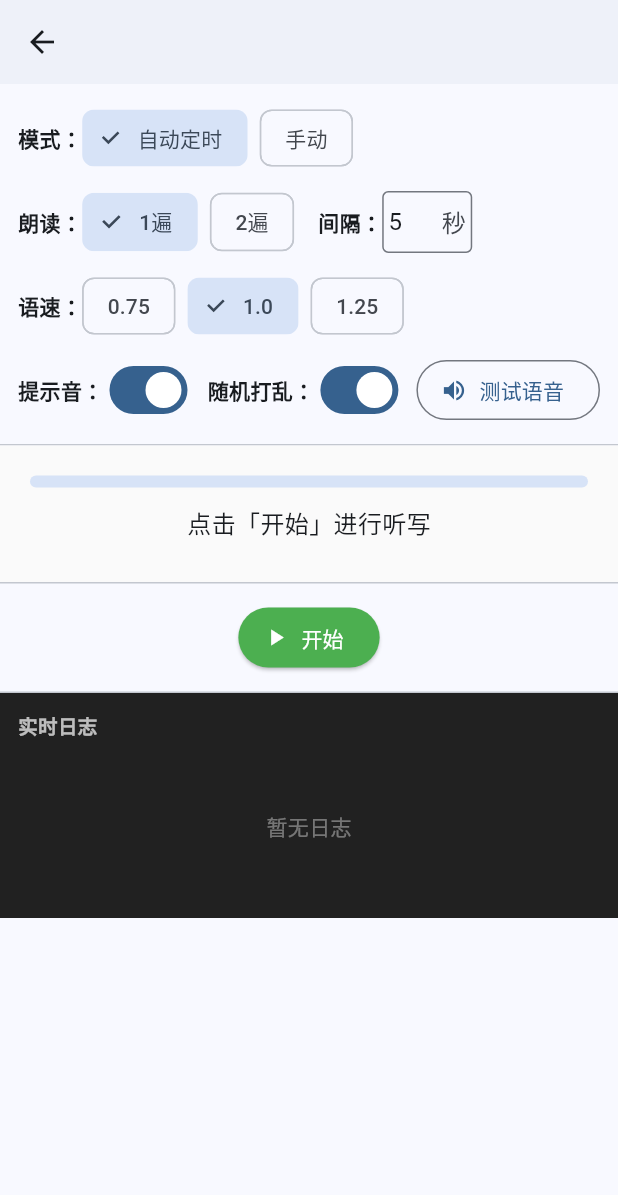
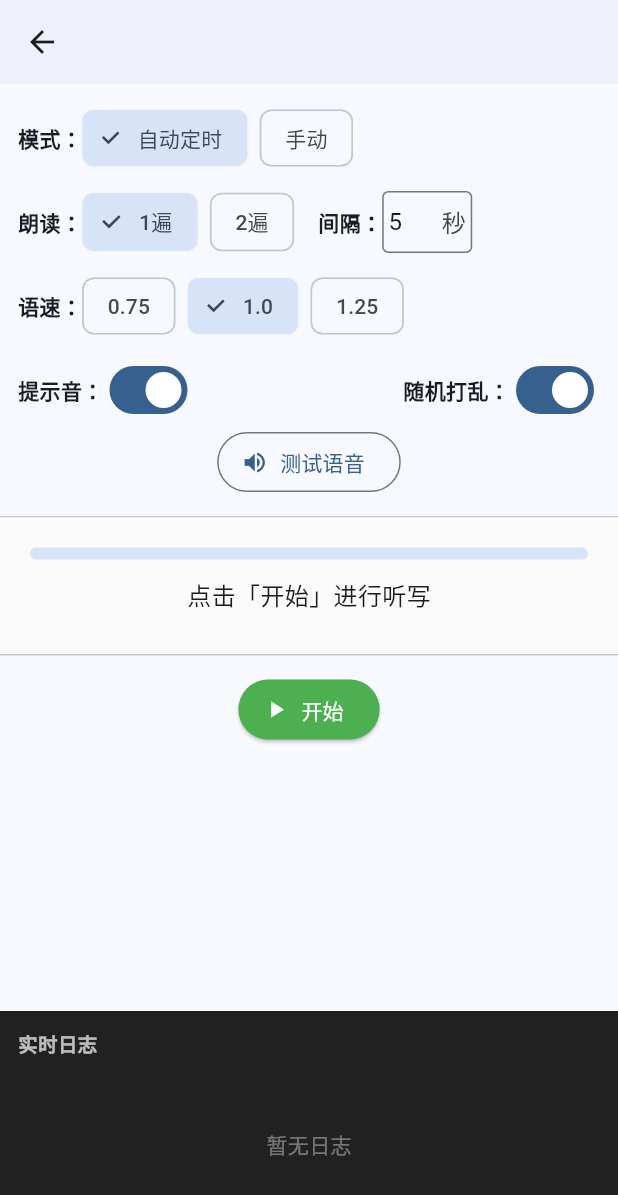
Before and after one commit to GRBYWANWAN/simp_dictation, a Flutter app: the DictationScreen screen opened directly with empty values, on a phone screen of 412 x 824 dp. Shown: the top 1195 px of the screen. Run offline on Flutter 3.47's test engine with Material 3 defaults, Android fonts, the phone set to English and light mode, and no system bars; our stand-ins replace audioplayers, file_picker, flutter_tts, shared_preferences; accounts and stored records are empty.

Commit message:
Add files via upload

```diff
--- a/lib/screens/dictation_screen.dart
+++ b/lib/screens/dictation_screen.dart
@@ -317,6 +317,10 @@ class _DictationScreenState extends State<DictationScreen> {
         centerTitle: true,
       ),
       body: SafeArea(
+        child: Column(
+          children: [
+            // 上方内容：超高时可滚动，避免被裁切
+            Expanded(
               child: SingleChildScrollView(
                 child: Column(
                   children: [
@@ -328,14 +332,16 @@ class _DictationScreenState extends State<DictationScreen> {
                     const Divider(height: 1),
                     // 控制按钮区
                     _buildControlPanel(),
-              const Divider(height: 1),
-              // 日志区（固定高度，较原来减半，给上方调整留出空间）
+                  ],
+                ),
+              ),
+            ),
+            // 日志区：固定高度，始终贴底
             SizedBox(
               height: 150,
               child: _buildLogPanel(),
             ),
           ],
-          ),
         ),
       ),
     );
@@ -425,13 +431,19 @@ class _DictationScreenState extends State<DictationScreen> {
                   ),
                   const SizedBox(width: 8),
                 ],
+              ],
+            ),
             if (_mode == DictationMode.auto)
-                  Text(
+              Align(
+                alignment: Alignment.centerLeft,
+                child: Padding(
+                  padding: const EdgeInsets.only(top: 2, left: 4),
+                  child: Text(
                     '每词总间隔 $_totalInterval 秒'
-                    '（$_intervalSeconds + $_repeatIntervalSeconds）',
+                    '（基础 $_intervalSeconds + 两遍 $_repeatIntervalSeconds）',
                     style: TextStyle(fontSize: 12, color: Colors.grey.shade600),
                   ),
-              ],
+                ),
               ),
           ],
           const SizedBox(height: 8),
@@ -488,7 +500,9 @@ class _DictationScreenState extends State<DictationScreen> {
                 value: _shuffle,
                 onChanged: disabled ? null : (v) => setState(() => _shuffle = v),
               ),
-              const SizedBox(width: 8),
+            ],
+          ),
+          // 测试语音按钮独占一行，避免被右边缘裁切
           OutlinedButton.icon(
             onPressed: () async {
               _log('🔊 正在诊断并播放测试语音...');
@@ -525,8 +539,6 @@ class _DictationScreenState extends State<DictationScreen> {
             },
             icon: const Icon(Icons.volume_up, size: 18),
             label: const Text('测试语音'),
-              ),
-            ],
           ),
         ],
       ),
```
Lines whose indentation alone changed are shown as unchanged.
